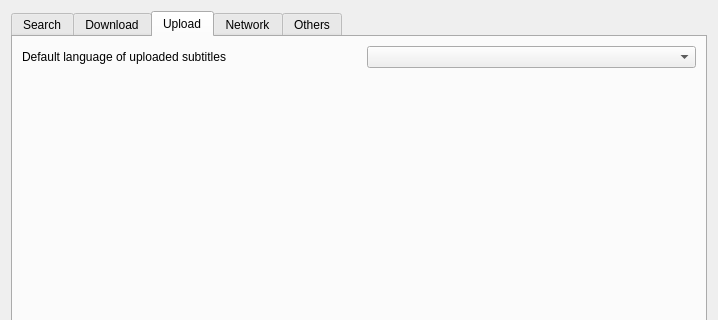
subdownloader/subdownloader, file subdownloader/client/gui/preferences.ui: the form before one commit; both pictures show x 0 to 718 and y 0 to 320 of the 718 by 528 pixel window.
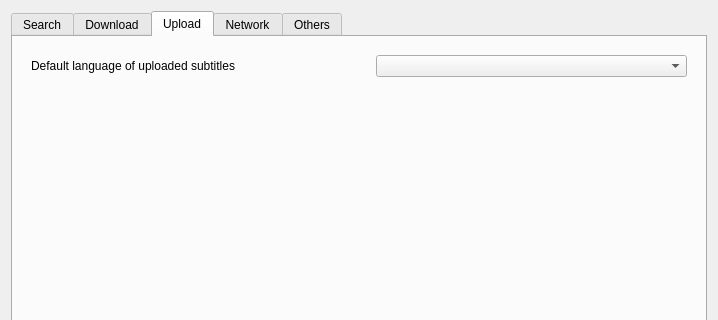
The form after the commit. The open tabs and pages were chosen to show the change. Custom widgets are drawn as their Qt base class.

What changed in the file:
```diff
--- a/subdownloader/client/gui/preferences.ui
+++ b/subdownloader/client/gui/preferences.ui
@@ -196,15 +196,9 @@
       </attribute>
       <layout class="QVBoxLayout" name="verticalLayout_7">
        <item>
-        <layout class="QGridLayout" name="layoutTabUpload">
-         <item row="1" column="2">
-          <widget class="LanguageComboBox" name="optionUlDefaultLanguage">
-           <property name="frame">
-            <bool>true</bool>
-           </property>
-          </widget>
-         </item>
-         <item row="1" column="1">
+        <widget class="QFrame" name="uploadFrame">
+         <layout class="QFormLayout" name="formLayout_2">
+          <item row="0" column="0">
           <widget class="QLabel" name="textUlDefaultLanguage">
            <property name="minimumSize">
             <size>
@@ -217,20 +211,21 @@
            </property>
           </widget>
          </item>
-        </layout>
-       </item>
-       <item>
-        <spacer name="spacerTabUpload">
-         <property name="orientation">
-          <enum>Qt::Vertical</enum>
-         </property>
-         <property name="sizeHint" stdset="0">
-          <size>
-           <width>20</width>
-           <height>40</height>
-          </size>
-         </property>
-        </spacer>
+          <item row="0" column="1">
+           <widget class="LanguageComboBox" name="optionUlDefaultLanguage">
+            <property name="sizePolicy">
+             <sizepolicy hsizetype="Expanding" vsizetype="Fixed">
+              <horstretch>0</horstretch>
+              <verstretch>0</verstretch>
+             </sizepolicy>
+            </property>
+            <property name="frame">
+             <bool>true</bool>
+            </property>
+           </widget>
+          </item>
+         </layout>
+        </widget>
        </item>
       </layout>
      </widget>
```
Left out of the diff: 30 changed lines with no effect on the pictures. Lines whose indentation alone changed are shown as unchanged.
